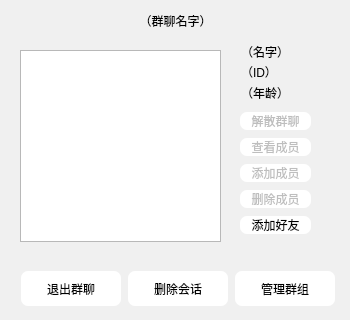
Qt form groupshow.ui (OwlChatGroup/chatroom) before a commit.
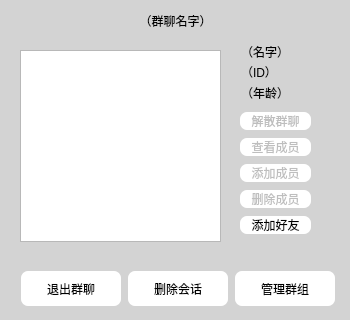
The same form after that commit.

```diff
--- a/groupshow.ui
+++ b/groupshow.ui
@@ -28,7 +28,7 @@
   <property name="styleSheet">
    <string notr="true">QDialog
 {
-background-color: rgb(240,240,240);
+background-color: rgb(211,211,211);
 border-top-left-radius : 15px;
 }
 QLabel
@@ -168,7 +168,7 @@
     </item>
    </layout>
   </widget>
-  <widget class="QWidget" name="">
+  <widget class="QWidget" name="layoutWidget">
    <property name="geometry">
     <rect>
      <x>241</x>
@@ -204,7 +204,7 @@
     </item>
    </layout>
   </widget>
-  <widget class="QWidget" name="">
+  <widget class="QWidget" name="layoutWidget">
    <property name="geometry">
     <rect>
      <x>240</x>
```
